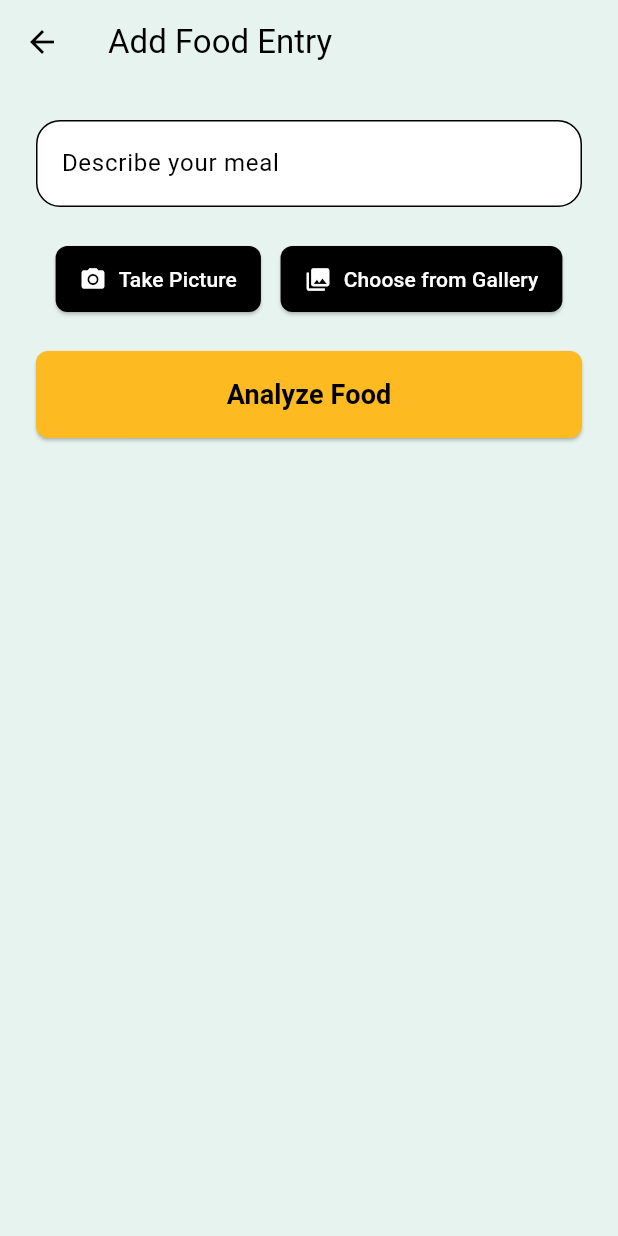
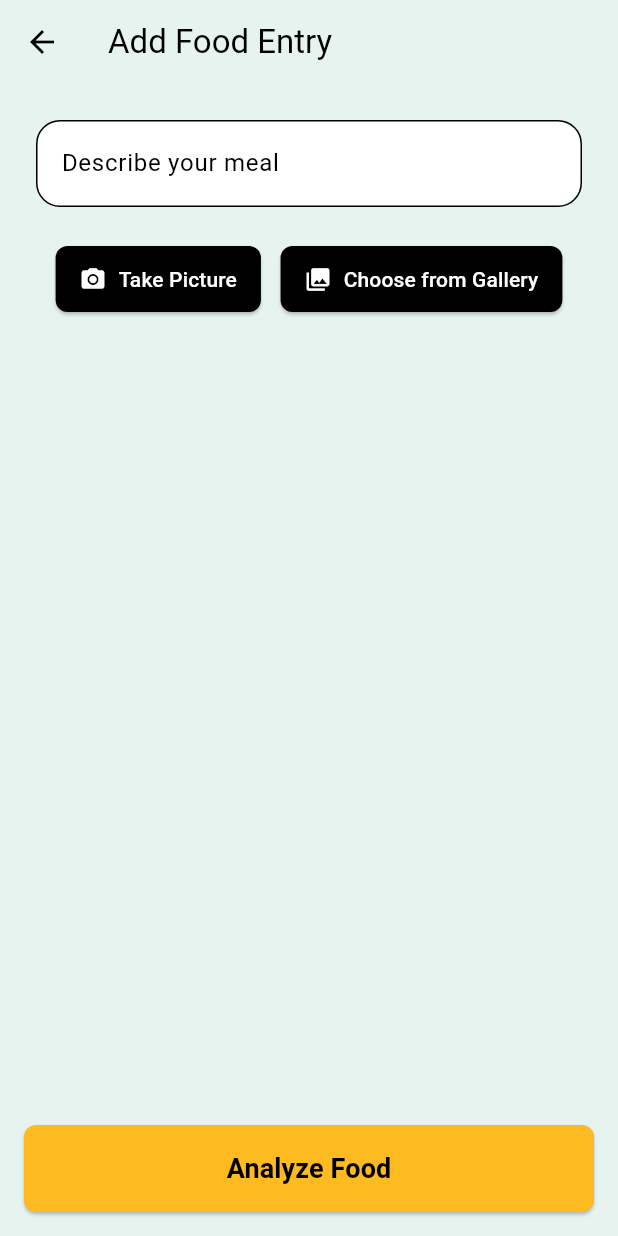
Before and after one commit to codevalley/Bioscope, a Flutter app: the AddFoodEntryView screen opened directly, on a phone screen of 412 x 824 dp. Run offline on Flutter 3.47's test engine with Material 3 defaults, Android fonts, the phone set to English and light mode, and no system bars; our stand-ins replace flutter_bloc, flutter_riverpod, freezed_annotation, get_it, image_picker, sqflite; accounts and stored records are empty; Roboto replaces fonts that are missing (Poppins).

Commit message:
Update add food layout

```diff
--- a/lib/data/services/nutrition_service.dart
+++ b/lib/data/services/nutrition_service.dart
@@ -15,7 +15,7 @@ class NutritionService {
             .add(await http.MultipartFile.fromPath('image', imagePath));
       }
       request.fields['context'] = context;
-      request.fields['service'] = 'claude';
+      request.fields['service'] = 'mock';
 
       var streamedResponse = await request.send();
       var response = await http.Response.fromStream(streamedResponse);
--- a/lib/presentation/screens/add_food_entry_screen.dart
+++ b/lib/presentation/screens/add_food_entry_screen.dart
@@ -29,9 +29,21 @@ class AddFoodEntryView extends StatefulWidget {
   AddFoodEntryViewState createState() => AddFoodEntryViewState();
 }
 
-class AddFoodEntryViewState extends State<AddFoodEntryView> {
+class AddFoodEntryViewState extends State<AddFoodEntryView>
+    with SingleTickerProviderStateMixin {
   final TextEditingController _descriptionController = TextEditingController();
   String? _imagePath;
+  final ScrollController _scrollController = ScrollController();
+  late AnimationController _animationController;
+
+  @override
+  void initState() {
+    super.initState();
+    _animationController = AnimationController(
+      vsync: this,
+      duration: const Duration(seconds: 2),
+    )..repeat();
+  }
 
   @override
   Widget build(BuildContext context) {
@@ -46,28 +58,32 @@ class AddFoodEntryViewState extends State<AddFoodEntryView> {
       body: BlocBuilder<FoodCaptureBloc, FoodCaptureState>(
         builder: (context, state) {
           return SafeArea(
+            child: Column(
+              children: [
+                Expanded(
                   child: SingleChildScrollView(
+                    controller: _scrollController,
                     padding: const EdgeInsets.all(24.0),
                     child: Column(
                       crossAxisAlignment: CrossAxisAlignment.stretch,
                       children: [
-                  _buildFoodDescriptionInput(),
+                        _buildFoodDescriptionInput(state),
                         const SizedBox(height: 24),
                         _buildImageSection(),
                         const SizedBox(height: 24),
-                  _buildAnalyzeButton(),
-                  const SizedBox(height: 24),
-                  if (state is FoodCaptureLoading) ...[
-                    _buildLoadingIndicator(),
-                  ] else if (state is FoodCaptureSuccess) ...[
+                        if (state is FoodCaptureSuccess) ...[
                           _buildNutritionInfo(state.nutritionInfo),
-                    const SizedBox(height: 24),
-                    _buildSaveButton(state.nutritionInfo),
                         ] else if (state is FoodCaptureFailure) ...[
                           _buildErrorMessage(state.error),
                         ],
+                        // Add extra space to ensure content is scrollable above the bottom bar
+                        const SizedBox(height: 100),
                       ],
                     ),
+                  ),
+                ),
+                _buildBottomBar(state),
+              ],
             ),
           );
         },
@@ -75,8 +91,24 @@ class AddFoodEntryViewState extends State<AddFoodEntryView> {
     );
   }
 
-  Widget _buildFoodDescriptionInput() {
+  Widget _buildBottomBar(FoodCaptureState state) {
     return Container(
+      width: double.infinity,
+      padding: const EdgeInsets.all(16),
+      color: const Color(0xFFE6F3EF), // Same as background color
+      child: SafeArea(
+        child: state is FoodCaptureSuccess
+            ? _buildSaveButton(state.nutritionInfo)
+            : _buildAnalyzeButton(),
+      ),
+    );
+  }
+
+  Widget _buildFoodDescriptionInput(FoodCaptureState state) {
+    return Stack(
+      alignment: Alignment.center,
+      children: [
+        Container(
           decoration: BoxDecoration(
             color: Colors.white,
             borderRadius: BorderRadius.circular(16),
@@ -90,7 +122,19 @@ class AddFoodEntryViewState extends State<AddFoodEntryView> {
               contentPadding: EdgeInsets.all(16),
             ),
             style: const TextStyle(fontSize: 16),
+            onSubmitted: (_) => _submitEntry(),
           ),
+        ),
+        if (state is FoodCaptureLoading)
+          Positioned.fill(
+            child: CircularProgressIndicator(
+              valueColor: _animationController.drive(
+                ColorTween(begin: Colors.yellow, end: Colors.black),
+              ),
+              strokeWidth: 2,
+            ),
+          ),
+      ],
     );
   }
 
@@ -166,24 +210,6 @@ class AddFoodEntryViewState extends State<AddFoodEntryView> {
     );
   }
 
-  Widget _buildLoadingIndicator() {
-    return Column(
-      children: [
-        const LinearProgressIndicator(
-          backgroundColor: Color(0xFFE6F3EF),
-          valueColor: AlwaysStoppedAnimation<Color>(Color(0xFFFDBA21)),
-        ),
-        const SizedBox(height: 16),
-        Text(
-          'Analyzing food...',
-          style: Theme.of(context).textTheme.titleMedium?.copyWith(
-                color: Colors.black54,
-              ),
-        ),
-      ],
-    );
-  }
-
   Widget _buildNutritionInfo(NutritionInfo nutritionInfo) {
     return Container(
       padding: const EdgeInsets.all(16),
@@ -196,12 +222,13 @@ class AddFoodEntryViewState extends State<AddFoodEntryView> {
         crossAxisAlignment: CrossAxisAlignment.start,
         children: [
           Text(
-            'Analysis Results',
-            style: Theme.of(context).textTheme.titleLarge?.copyWith(
+            'Nutrition Facts',
+            style: Theme.of(context).textTheme.headlineSmall?.copyWith(
                   fontWeight: FontWeight.bold,
                   color: Colors.black,
                 ),
           ),
+          const Divider(color: Colors.black, thickness: 8),
           const SizedBox(height: 8),
           Text(
             nutritionInfo.summary,
@@ -210,26 +237,34 @@ class AddFoodEntryViewState extends State<AddFoodEntryView> {
                 ),
           ),
           const SizedBox(height: 16),
-          ...nutritionInfo.nutrition.map((component) => Padding(
-                padding: const EdgeInsets.only(bottom: 8),
+          const Divider(color: Colors.black, thickness: 1),
+          ...nutritionInfo.nutrition.map((component) => Column(
+                children: [
+                  Padding(
+                    padding: const EdgeInsets.symmetric(vertical: 8),
                     child: Row(
                       mainAxisAlignment: MainAxisAlignment.spaceBetween,
                       children: [
                         Text(
                           component.component,
-                      style: Theme.of(context).textTheme.titleMedium?.copyWith(
+                          style:
+                              Theme.of(context).textTheme.titleMedium?.copyWith(
                                     color: Colors.black,
                                     fontWeight: FontWeight.w600,
                                   ),
                         ),
                         Text(
                           '${component.value} ${component.unit}',
-                      style: Theme.of(context).textTheme.titleMedium?.copyWith(
-                            color: Colors.black54,
+                          style:
+                              Theme.of(context).textTheme.titleMedium?.copyWith(
+                                    color: Colors.black,
                                   ),
                         ),
                       ],
                     ),
+                  ),
+                  const Divider(color: Colors.black, thickness: 1),
+                ],
               )),
         ],
       ),
@@ -285,6 +320,8 @@ class AddFoodEntryViewState extends State<AddFoodEntryView> {
       context
           .read<FoodCaptureBloc>()
           .add(AnalyzeImage(_imagePath, _descriptionController.text));
+      // Scroll to the bottom to show the loading indicator
+      _scrollToBottom();
     } else {
       ScaffoldMessenger.of(context).showSnackBar(
         SnackBar(
@@ -328,9 +365,23 @@ class AddFoodEntryViewState extends State<AddFoodEntryView> {
     }
   }
 
+  void _scrollToBottom() {
+    WidgetsBinding.instance.addPostFrameCallback((_) {
+      if (_scrollController.hasClients) {
+        _scrollController.animateTo(
+          _scrollController.position.maxScrollExtent,
+          duration: const Duration(milliseconds: 300),
+          curve: Curves.easeOut,
+        );
+      }
+    });
+  }
+
   @override
   void dispose() {
     _descriptionController.dispose();
+    _scrollController.dispose();
+    _animationController.dispose();
     super.dispose();
   }
 }
```
Lines whose indentation alone changed are shown as unchanged.
